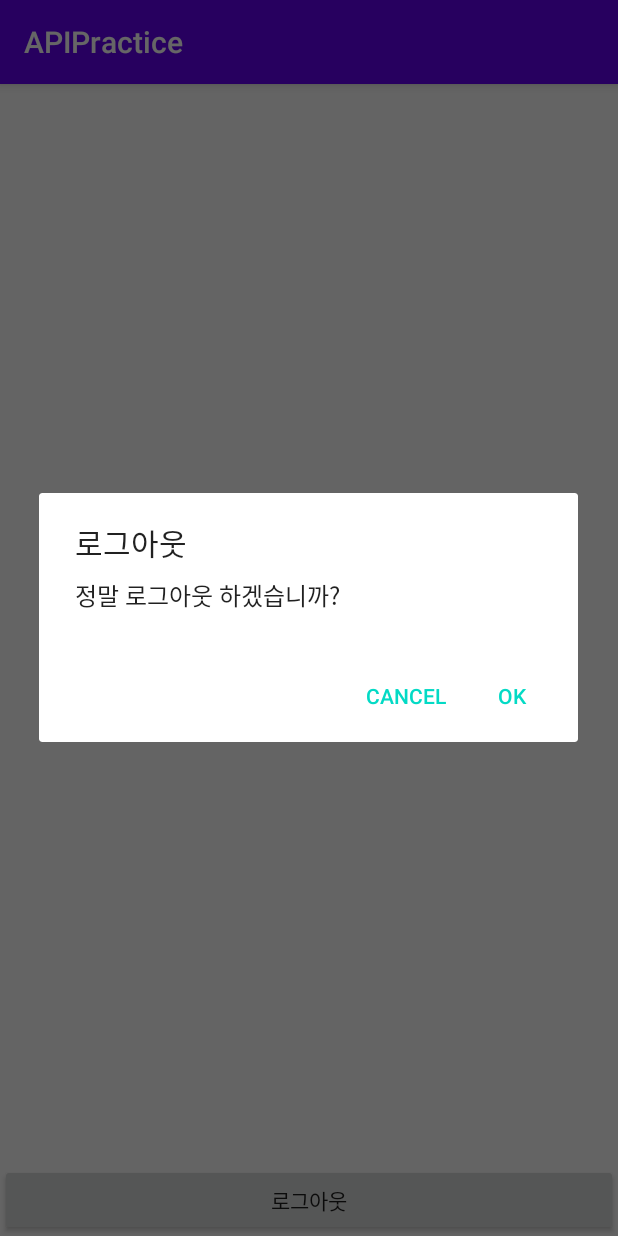
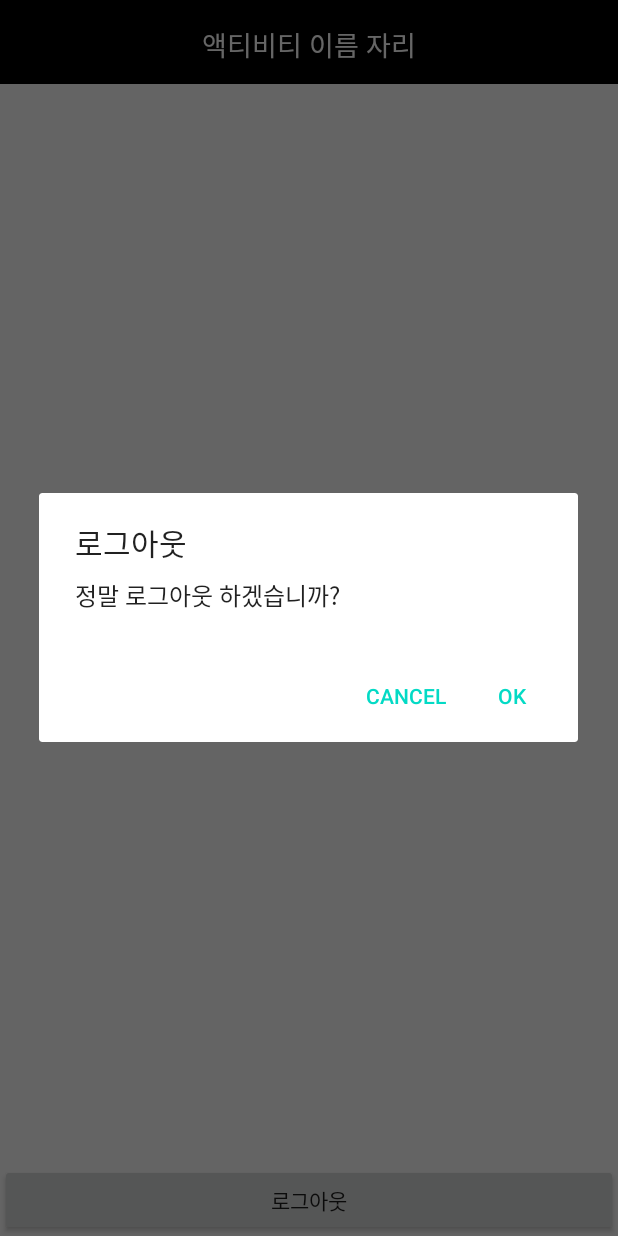
Before and after one commit to mykim76/APIPractice, an Android app: the MainActivity screen opened directly, with no data from a screen before it, after a tap on "로그아웃", on a phone screen of 412 x 824 dp. Run offline under Robolectric (Android 15) with nearby library versions, the phone set to English and light mode, and no system bars.

Commit message:
커스텀 액션바 여백 제거

```diff
--- a/app/src/main/java/com/example/apipractice/MainActivity.kt
+++ b/app/src/main/java/com/example/apipractice/MainActivity.kt
@@ -1,9 +1,12 @@
 package com.example.apipractice
 
 import android.content.Intent
+import android.drm.DrmStore
 import androidx.appcompat.app.AppCompatActivity
 import android.os.Bundle
+import androidx.appcompat.app.ActionBar
 import androidx.appcompat.app.AlertDialog
+import androidx.appcompat.widget.Toolbar
 import com.example.apipractice.adapters.TopicAdapter
 import com.example.apipractice.datas.Topic
 import com.example.apipractice.datas.User
@@ -109,5 +112,19 @@ class MainActivity : BaseActivity() {
 
         setValues()
         setupEvents()
+        setCustomActionBar()
+    }
+
+    fun  setCustomActionBar(){ //액션바 관련 세팅 변경
+
+        // 액션바 커스텀 기능 활성화
+        //supportActionBar?.setDisplayOptions(ActionBar.DISPLAY_SHOW_CUSTOM)
+        supportActionBar?.displayOptions = ActionBar.DISPLAY_SHOW_CUSTOM
+        supportActionBar?.setCustomView(R.layout.custom_action_bar)
+
+        //커스텀 액션바 영역 확장 => 윗단 여백 제거
+        supportActionBar?.setBackgroundDrawable(null) //기본 배경색 제거
+        val parent = supportActionBar?.customView?.parent as Toolbar //실제 여백 제거
+        parent.setContentInsetsAbsolute(0,0)
     }
 }
--- a/app/src/main/res/layout/custom_action_bar.xml
+++ b/app/src/main/res/layout/custom_action_bar.xml
@@ -2,14 +2,14 @@
 <FrameLayout
     xmlns:android="http://schemas.android.com/apk/res/android" android:layout_width="match_parent"
     android:layout_height="60dp"
-    android:background="@color/white">
+    android:background="@color/black">
 
     <TextView
         android:id="@+id/txtActivityTitle"
         android:layout_width="wrap_content"
         android:layout_height="wrap_content"
         android:layout_gravity="center"
-        android:textColor="@color/black"
+        android:textColor="@color/white"
         android:text="액티비티 이름 자리"
         android:textSize="18sp"/>
 
```
